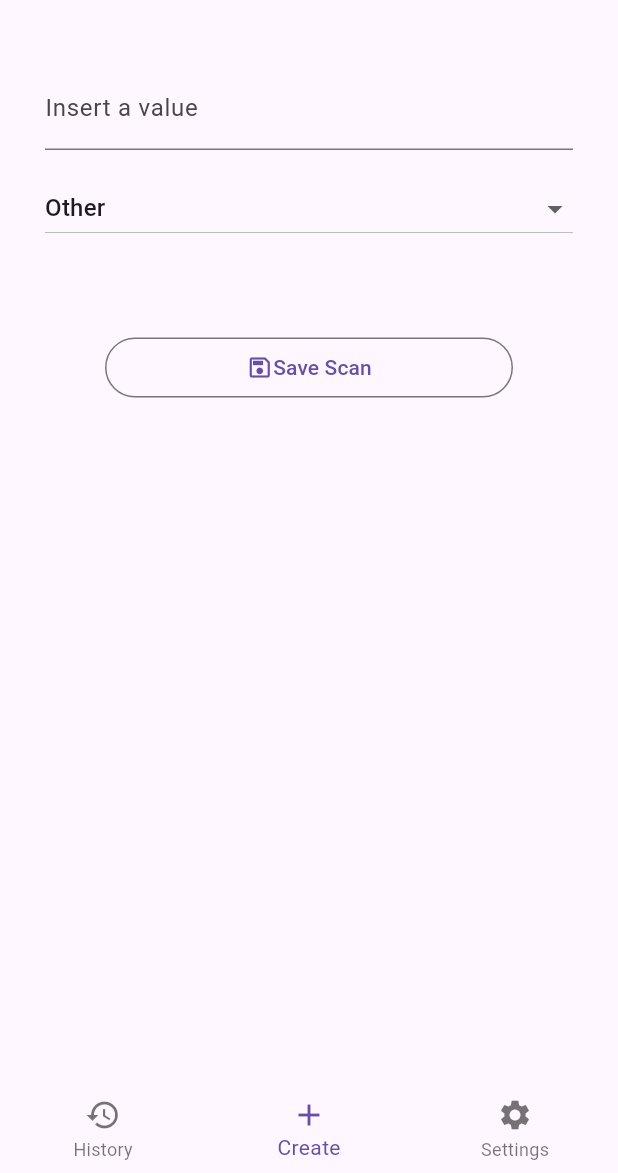
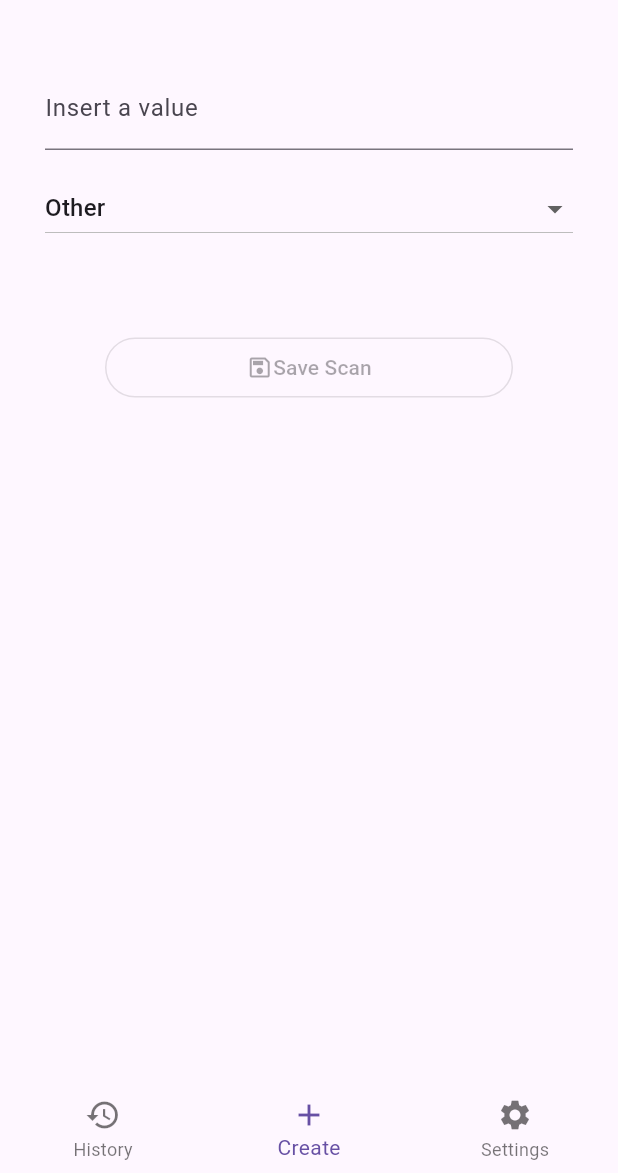
Before and after one commit to miguelfagundez/QR-Solutions, a Flutter app: the screen it shows after launch, item 2 of the bottom bar chosen, on a phone screen of 412 x 824 dp, the part 63-1236 px from its top. Run offline on Flutter 3.47's test engine with Material 3 defaults, Android fonts, the phone set to English and light mode, and no system bars; our stand-ins replace bloc, dartz, flutter_bloc, flutter_form_builder, form_builder_validators, get_it and 5 more; missing offline and left inert: dart:ffi, flutter_barcode_scanner; accounts and stored records are empty; generated files the repository leaves out were written again.

Commit message:
Minor issue fixed when value is empty or null in Create Scan page

```diff
--- a/lib/features/scan/presentation/widgets/create_qr_widget.dart
+++ b/lib/features/scan/presentation/widgets/create_qr_widget.dart
@@ -2,6 +2,7 @@ import 'package:flutter/material.dart';
 import 'package:qr_flutter/qr_flutter.dart';
 import 'package:flutter_gen/gen_l10n/app_localizations.dart';
 import 'package:qr_solutions/core/utils/utils.dart';
+import 'package:qr_solutions/share/presentation/widgets/custom_snackbar.dart';
 import 'package:qr_solutions/share/presentation/widgets/outline_scan_button.dart';
 
 class CreateQrWidget extends StatefulWidget {
@@ -57,20 +58,28 @@ class _QrCreatorState extends State<CreateQrWidget> {
           const SizedBox(
             height: 25,
           ),
-          (userInput != null)
-              ? QrImageView(
-                  data: userInput.toString(),
-                  version: QrVersions.auto,
-                  size: 250.0,
-                )
-              : Container(),
+          (userInput == null)
+              ? Container()
+              : (userInput!.isEmpty)
+                  ? Container()
+                  : QrImageView(
+                      data: userInput.toString(),
+                      version: QrVersions.auto,
+                      size: 250.0,
+                    ),
           const SizedBox(
             height: 25,
           ),
           OutlineScanButton(
-            onTap: () {
-              // Save scan value & type
-            },
+            onTap: (userInput == null)
+                ? null
+                : (userInput!.isEmpty)
+                    ? null
+                    : () {
+                        // Save scan value & type
+                        //Saving ..
+                        customSnackBar(message: 'saving userInput in DB');
+                      },
             widget: Row(
               mainAxisAlignment: MainAxisAlignment.center,
               children: [
--- a/lib/share/presentation/widgets/outline_scan_button.dart
+++ b/lib/share/presentation/widgets/outline_scan_button.dart
@@ -1,12 +1,12 @@
 import 'package:flutter/material.dart';
 
 class OutlineScanButton extends StatelessWidget {
-  final Function() onTap;
+  final Function()? onTap;
   final Widget widget;
 
   const OutlineScanButton({
     super.key,
-    required this.onTap,
+    this.onTap,
     required this.widget,
   });
 
```
